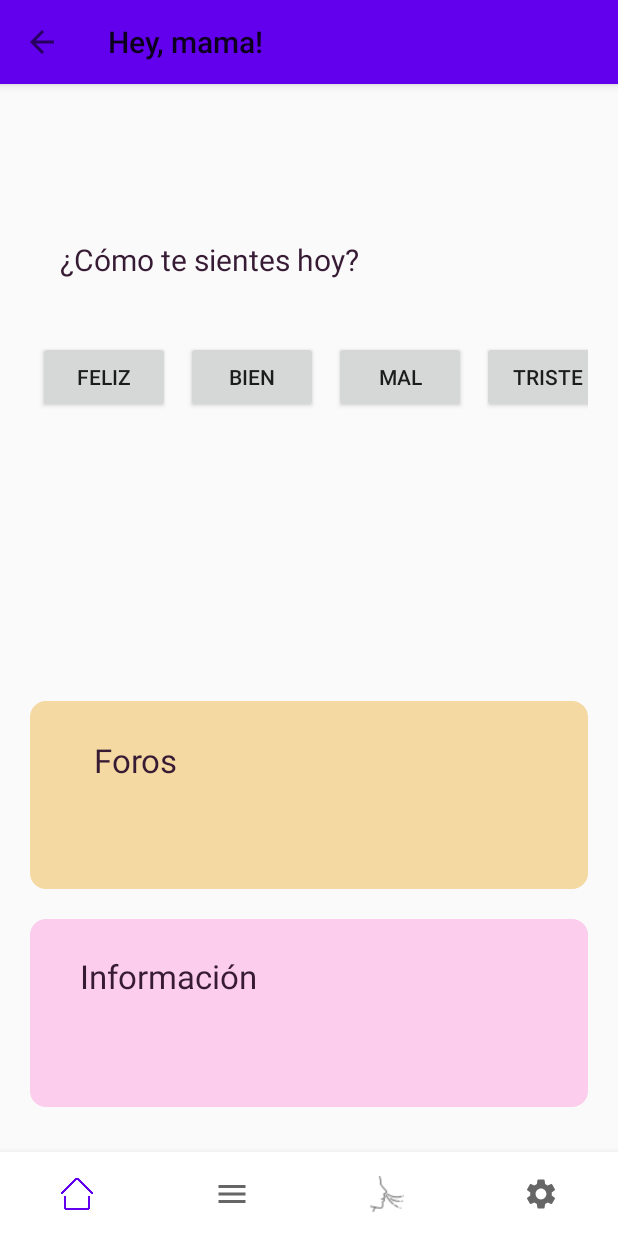
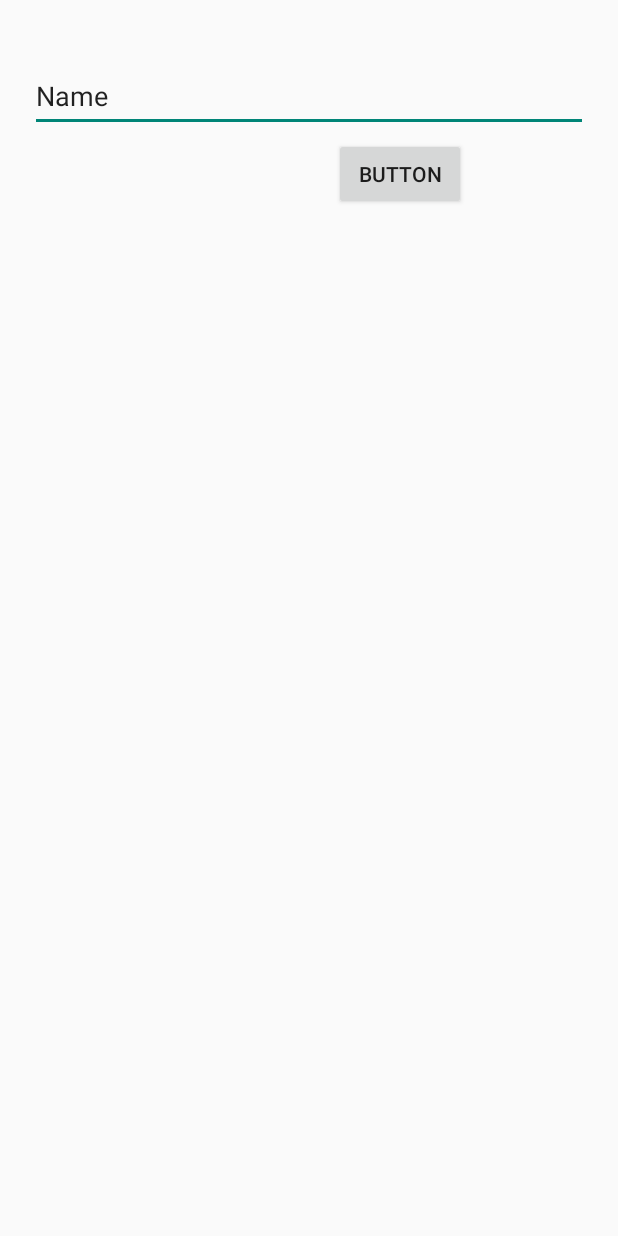
Before and after one commit to RaquelBayas/TFG_HeyMama, an Android app: the HomeActivity screen opened directly, with no data from a screen before it, in the side drawer, after a tap on "Mensajes", on a phone screen of 412 x 824 dp. Run offline under Robolectric (Android 15) with nearby library versions, the phone set to English and light mode, and no system bars; our stand-ins replace CircleImageView, Firebase (no records; nobody signed in at launch, a user with empty details on screens opened directly); pictures from the network do not load; Roboto replaces fonts that are not available here; 9 statements that could not run were skipped.

Commit message:
Los posts del timeline ya se añaden y muestran el nombre y username del usuario. Registro de "Usuarios" corregido. El navigation menu ya actualiza la foto de perfil del usuario.

```diff
--- a/app/src/main/AndroidManifest.xml
+++ b/app/src/main/AndroidManifest.xml
@@ -12,6 +12,9 @@
         android:supportsRtl="true"
         android:theme="@style/Theme.MyApp_1"
         android:usesCleartextTraffic="true">
+        <activity
+            android:name=".activities.TimelineActivity"
+            android:exported="true" />
         <activity
             android:name=".activities.LayoutArticleActivity"
             android:exported="true" />
--- a/app/src/main/java/com/example/heymama/activities/HomeActivity.kt
+++ b/app/src/main/java/com/example/heymama/activities/HomeActivity.kt
@@ -30,7 +30,7 @@ import com.google.firebase.storage.FirebaseStorage
 import com.google.firebase.storage.StorageReference
 import de.hdodenhof.circleimageview.CircleImageView
 
-class HomeActivity : AppCompatActivity(), NavigationView.OnNavigationItemSelectedListener, Utils{
+class HomeActivity : AppCompatActivity(), NavigationView.OnNavigationItemSelectedListener, Utils {
 
     // FirebaseAuth object
     private lateinit var auth: FirebaseAuth
@@ -53,7 +53,7 @@ class HomeActivity : AppCompatActivity(), NavigationView.OnNavigationItemSelecte
 
         val intent = intent
         val rol = intent.getStringExtra("Rol")
-        Toast.makeText(this,rol,Toast.LENGTH_SHORT).show()
+        //Toast.makeText(this,rol,Toast.LENGTH_SHORT).show()
 
 
         //Instancias para la base de datos y la autenticación
@@ -65,8 +65,6 @@ class HomeActivity : AppCompatActivity(), NavigationView.OnNavigationItemSelecte
 
         // Usuario
         val user: FirebaseUser? = auth.currentUser
-        // ID en la BBDD
-        val userDB: DatabaseReference = dataBaseReference.child(user!!.uid)
 
         firebaseStore = FirebaseStorage.getInstance("gs://heymama-8e2df.appspot.com")
         storageReference = FirebaseStorage.getInstance("gs://heymama-8e2df.appspot.com").reference
@@ -74,8 +72,6 @@ class HomeActivity : AppCompatActivity(), NavigationView.OnNavigationItemSelecte
         val toolbar: androidx.appcompat.widget.Toolbar = findViewById(R.id.toolbar_main)
         setSupportActionBar(toolbar)
 
-        drawer = findViewById(R.id.drawer_layout)
-        toggle = ActionBarDrawerToggle(this,drawer,toolbar,R.string.navigation_drawer_open,R.string.navigation_drawer_close)
 
         supportActionBar?.setDisplayHomeAsUpEnabled(true)
         supportActionBar?.setHomeButtonEnabled(true)
@@ -88,13 +84,27 @@ class HomeActivity : AppCompatActivity(), NavigationView.OnNavigationItemSelecte
             when(item.itemId) {
                 R.id.nav_bottom_item_respirar -> goToActivity(this,RespirarActivity::class.java)
                 R.id.nav_bottom_item_foros -> goToActivity(this,ForosActivity::class.java)
-
             }
         }
 
-        loadPicture(navigationView)
+        drawer = findViewById(R.id.drawer_layout)
+        var viewNav : View = navigationView.getHeaderView(0)
+        toggle = object : ActionBarDrawerToggle(this,drawer,toolbar,R.string.navigation_drawer_open,R.string.navigation_drawer_close){
 
-        user?.let {
+            override fun onDrawerStateChanged(newState: Int) {
+                var profileImage_nav = viewNav.findViewById<ImageView>(R.id.nav_header_icon)
+
+                storageReference = firebaseStore.getReference("/Usuarios/"+auth.currentUser?.uid+"/images/perfil")
+
+                GlideApp.with(applicationContext)
+                    .load(storageReference)
+                    .diskCacheStrategy(DiskCacheStrategy.NONE)
+                    .skipMemoryCache(true)
+                    .into(profileImage_nav)
+            }
+        }
+        drawer.addDrawerListener(toggle)
+        /*user?.let {
             for(profile in it.providerData) {
                 val providerId = profile.providerId
                 val uid = profile.uid
@@ -102,61 +112,41 @@ class HomeActivity : AppCompatActivity(), NavigationView.OnNavigationItemSelecte
                 //name = profile.displayName.toString()
 
             }
-        }
+        }*/
 
         // NOMBRE
         textView = findViewById(R.id.textView)
         firestore = FirebaseFirestore.getInstance()
-        firestore.collection("Usuarios").whereEqualTo("Email",user.email).addSnapshotListener { value, error ->
+        firestore.collection("Usuarios").whereEqualTo("Email",
+            user!!.email).addSnapshotListener { value, error ->
             textView.text = "Bienvenida " + value!!.documents.get(0).get("Name").toString()
         }
 
 
-        var txt_foros : TextView = findViewById(R.id.txt_foros)
+        val txt_foros : TextView = findViewById(R.id.txt_foros)
         txt_foros.setOnClickListener{
             onClick(R.id.txt_foros)
         }
 
-        var txt_informacion : TextView = findViewById(R.id.txt_informacion)
+        val txt_informacion : TextView = findViewById(R.id.txt_informacion)
         txt_informacion.setOnClickListener{
             onClick(R.id.txt_informacion)
         }
 
-        drawer.addDrawerListener(toggle)
 
 
     }
-
-
-    fun loadPicture(navigationView: NavigationView) {
-        // Comprueba si existe imagen de perfil en la bbdd
-        var viewNav : View = navigationView.getHeaderView(0)
-        var profileImage_nav = viewNav.findViewById<ImageView>(R.id.nav_header_icon)
-
-        storageReference = firebaseStore.getReference("/Usuarios/"+auth.currentUser?.uid+"/images/perfil")
-
-
-        GlideApp.with(applicationContext)
-            .load(storageReference)
-            .diskCacheStrategy(DiskCacheStrategy.NONE)
-            .skipMemoryCache(true)
-            .into(profileImage_nav)
-
-        Toast.makeText(this, "Picture updated", Toast.LENGTH_SHORT).show()
-
-    }
-
 
     override fun onNavigationItemSelected(item: MenuItem) : Boolean {
         when (item.itemId) {
             R.id.nav_item_perfil  -> {
                 val intent = Intent(this, PerfilActivity::class.java)
                 startActivity(intent)
-            }// Toast.makeText(this, "Item 1", Toast.LENGTH_SHORT).show()
+            }
             R.id.nav_item_respirar -> onClick(R.id.nav_item_respirar)
             R.id.nav_bottom_item_respirar -> onClick(R.id.nav_bottom_item_respirar)
             R.id.nav_item_consultas -> goToActivity(this,ContactoActivity::class.java)
-
+            R.id.nav_item_messages -> goToActivity(this,TimelineActivity::class.java)
         }
         drawer.closeDrawer(GravityCompat.START)
         return true
@@ -189,14 +179,10 @@ class HomeActivity : AppCompatActivity(), NavigationView.OnNavigationItemSelecte
                 val intent = Intent(this, InfoActivity::class.java)
                 intent.putExtra("Rol","Usuario")
                 startActivity(intent)
-                //goToActivity(this, InfoActivity::class.java)
             }
         }
     }
 
 
+
 }
-/*
-private fun View.setOnClickListener(btnIconProfile: Int) {
-
-}*/
--- a/app/src/main/java/com/example/heymama/activities/Login.kt
+++ b/app/src/main/java/com/example/heymama/activities/Login.kt
@@ -59,7 +59,7 @@ class Login : AppCompatActivity() {
                             override fun onCancelled(p1: DatabaseError) {
                             }
                             override fun onDataChange(p1: DataSnapshot) {
-                                var data = p1.child("Email").value
+                                val data = p1.child("Email").value
                                 UserInfo.listaMails.add(data.toString())
                             }
                         })
@@ -111,6 +111,7 @@ class Login : AppCompatActivity() {
                             val intent = Intent(applicationContext, HomeActivityProf::class.java)
                             intent.putExtra("Rol","Profesional")
                             startActivity(intent)
+
                             Log.d("TAG Profesional: ", rol)
                         } else {
                             val intent = Intent(applicationContext, HomeActivity::class.java)
--- /dev/null
+++ b/app/src/main/java/com/example/heymama/activities/TimelineActivity.kt
@@ -0,0 +1,164 @@
+package com.example.heymama.activities
+
+import androidx.appcompat.app.AppCompatActivity
+import android.os.Bundle
+import android.util.Log
+import android.widget.Button
+import android.widget.EditText
+import android.widget.Toast
+import androidx.recyclerview.widget.LinearLayoutManager
+import androidx.recyclerview.widget.RecyclerView
+import com.example.heymama.R
+import com.example.heymama.adapters.PostTimelineAdapter
+import com.example.heymama.interfaces.ItemRecyclerViewListener
+import com.example.heymama.models.PostTimeline
+import com.example.heymama.models.User
+import com.google.firebase.auth.FirebaseAuth
+import com.google.firebase.auth.FirebaseUser
+import com.google.firebase.database.*
+import com.google.firebase.firestore.DocumentChange
+import com.google.firebase.firestore.DocumentSnapshot
+import com.google.firebase.firestore.FirebaseFirestore
+import com.google.firebase.storage.FirebaseStorage
+import com.google.firebase.storage.StorageReference
+import java.util.*
+import kotlin.collections.ArrayList
+
+class TimelineActivity : AppCompatActivity(), ItemRecyclerViewListener {
+
+    // FirebaseAuth object
+    private lateinit var auth: FirebaseAuth
+    private lateinit var dataBase: FirebaseDatabase
+    private lateinit var dataBaseReference: DatabaseReference
+    lateinit var firebaseStore: FirebaseStorage
+    lateinit var firestore: FirebaseFirestore
+    lateinit var storageReference: StorageReference
+
+    private lateinit var recyclerViewTimeline: RecyclerView
+    private lateinit var postsTLArraylist: ArrayList<PostTimeline>
+    private lateinit var adapterPostsTL: PostTimelineAdapter
+
+    private lateinit var edt_post_tl: String
+
+    override fun onCreate(savedInstanceState: Bundle?) {
+        super.onCreate(savedInstanceState)
+        setContentView(R.layout.activity_timeline)
+
+
+        //Instancias para la base de datos y la autenticación
+        dataBase = FirebaseDatabase.getInstance("https://heymama-8e2df-default-rtdb.firebaseio.com/")
+        auth = FirebaseAuth.getInstance()
+
+        //Dentro de la base de datos habrá un nodo "Usuarios" donde se guardan los usuarios de la aplicación
+        dataBaseReference = dataBase.getReference("Usuarios")
+
+        // Usuario
+        val user: FirebaseUser? = auth.currentUser
+
+        firebaseStore = FirebaseStorage.getInstance("gs://heymama-8e2df.appspot.com")
+        storageReference = firebaseStore.reference
+        firestore = FirebaseFirestore.getInstance()
+
+        recyclerViewTimeline = findViewById(R.id.recyclerView_posts)
+        recyclerViewTimeline.layoutManager = LinearLayoutManager(this)
+        recyclerViewTimeline.setHasFixedSize(true)
+
+        postsTLArraylist = arrayListOf()
+
+
+        val button9: Button = findViewById(R.id.btn_add_post_tl)
+
+        button9.setOnClickListener {
+
+            if(!findViewById<EditText>(R.id.edt_post_tl).text.isEmpty()) {
+                edt_post_tl = findViewById<EditText>(R.id.edt_post_tl).text.toString()
+            }
+            getUserData(edt_post_tl,dataBaseReference,user!!.uid,)
+            Toast.makeText(this, "Post add", Toast.LENGTH_SHORT).show()
+        }
+        getCommentsTL()
+
+    }
+
+    private fun getUserData(edt_comment:String,databaseReference: DatabaseReference,uid: String) {
+        // REALTIME DATABASE
+        databaseReference.child(uid).get().addOnSuccessListener {
+            if (it.exists()) {
+                val name = it.child("name").value.toString()
+                val username = it.child("user").value.toString()
+                val bio = it.child("bio").value.toString()
+                val rol = "Usuario"
+                val email = it.child("Email").value.toString()
+                val profilePhoto = null
+                val userdata : User? = User(
+                    uid, name, username, email, rol, bio,
+                    profilePhoto
+                )
+               add_comment_tl(edt_comment, userdata!!,uid)
+
+            }
+        }
+        /* FIRESTORE
+        val userData= firestore.collection("Usuarios").document(user.uid).get().addOnSuccessListener { document ->
+
+            if (document.exists()) {
+                val name = document.data!!.get("name").toString()
+                val username = document.data!!.get("username").toString()
+                val id = document.data!!.get("id").toString()
+                val bio = document.data!!.get("bio").toString()
+                val profilePhoto = document.data!!.get("profilePhoto").toString()
+                val userdata = User(id,name,username,bio,
+                    profilePhoto
+                )
+                userdata
+                this.adapterPostsTL.onCreateViewHolder()
+            }
+
+        }*/
+        /*val name = userDataRef.get().result.data!!["name"].toString()
+        val username = userDataRef.get().result.data!!.get("username").toString()
+        val id = userDataRef.get().result.data!!.get("id").toString()
+        val bio = userDataRef.get().result.data!!.get("bio").toString()
+        val profilePhoto = userDataRef.get().result.data!!.get("profilePhoto").toString()
+        val userdata = User(id,name,username,bio,
+            profilePhoto
+        )*/
+    }
+
+    fun add_comment_tl(edt_comment:String, userdata: User, uid:String) {
+        val comment = PostTimeline(uid,userdata,Date().toString(),edt_comment,0,0,0)
+        addCommentTLFB(comment)
+    }
+
+    // Añade comentarios en Firebase
+    fun addCommentTLFB(comment: PostTimeline) {
+        firestore.collection("Timeline").document().set(comment)
+    }
+
+    // Obtiene los comentarios de Firebase
+    fun getCommentsTL() {
+
+        firestore.collection("Timeline")
+            .addSnapshotListener { snapshots, e ->
+                if (e!= null) {
+
+                    return@addSnapshotListener
+                }
+                for (dc in snapshots!!.documentChanges) {
+                    when (dc.type) {
+                        DocumentChange.Type.ADDED ->
+                        {
+                            postsTLArraylist.add(dc.document.toObject(PostTimeline::class.java))
+                        }
+                        DocumentChange.Type.MODIFIED -> postsTLArraylist.add(dc.document.toObject(PostTimeline::class.java))
+                        DocumentChange.Type.REMOVED -> postsTLArraylist.remove(dc.document.toObject(
+                            PostTimeline::class.java))
+                    }
+
+                }
+                adapterPostsTL = PostTimelineAdapter(this,postsTLArraylist,this)
+
+                recyclerViewTimeline.adapter = adapterPostsTL
+            }
+    }
+}
--- a/app/src/main/res/drawable/rectangle_purple.xml
+++ b/app/src/main/res/drawable/rectangle_purple.xml
@@ -4,7 +4,7 @@
         <shape android:shape="rectangle">
             <stroke android:width="1dp" android:color="@color/rectangle_purple"/>
             <solid android:color="@color/rectangle_purple"/>
-            <size android:width="250dp" android:height="90dp"/>
+            <size android:height="90dp"/>
             <corners
                 android:bottomLeftRadius="10dp"
                 android:bottomRightRadius="10dp"
--- a/app/src/main/res/layout/activity_contacto.xml
+++ b/app/src/main/res/layout/activity_contacto.xml
@@ -41,16 +41,14 @@
         android:id="@+id/txt_consulta"
         android:layout_width="wrap_content"
         android:layout_height="wrap_content"
-        android:layout_marginStart="50dp"
         android:layout_marginTop="30dp"
-        android:layout_marginEnd="279dp"
         android:fontFamily="@font/alegreya"
         android:text="@string/consulta"
         android:textColor="@color/fonts"
         android:textSize="24sp"
         android:textStyle="bold"
         app:layout_constraintEnd_toEndOf="parent"
-        app:layout_constraintHorizontal_bias="1.0"
+        app:layout_constraintHorizontal_bias="0.1"
         app:layout_constraintStart_toStartOf="parent"
         app:layout_constraintTop_toTopOf="parent" />
 
@@ -70,7 +68,7 @@
 
     <LinearLayout
         android:id="@+id/linearLayout"
-        android:layout_width="411dp"
+        android:layout_width="match_parent"
         android:layout_height="264dp"
         android:layout_marginTop="15dp"
         android:orientation="vertical"
--- a/app/src/main/res/layout/activity_home.xml
+++ b/app/src/main/res/layout/activity_home.xml
@@ -161,7 +161,7 @@
             app:layout_constraintHorizontal_bias="0.134"
             app:layout_constraintStart_toStartOf="@+id/imageView8"
             app:layout_constraintTop_toTopOf="@+id/imageView8"
-            app:layout_constraintVertical_bias="0.255" />
+            app:layout_constraintVertical_bias="0.24000001" />
 
         <com.google.android.material.bottomnavigation.BottomNavigationView
             android:id="@+id/bottomNavigationView"
--- a/app/src/main/res/layout/activity_tema_foro.xml
+++ b/app/src/main/res/layout/activity_tema_foro.xml
@@ -73,7 +73,6 @@
         android:layout_height="450dp"
         android:layout_marginBottom="10dp"
         android:visibility="visible"
-        app:layout_constraintBottom_toTopOf="@+id/bottom_bar_home"
         app:layout_constraintEnd_toEndOf="parent"
         app:layout_constraintHorizontal_bias="0.2"
         app:layout_constraintStart_toStartOf="parent"
--- /dev/null
+++ b/app/src/main/res/layout/activity_timeline.xml
@@ -0,0 +1,55 @@
+<?xml version="1.0" encoding="utf-8"?>
+<androidx.constraintlayout.widget.ConstraintLayout xmlns:android="http://schemas.android.com/apk/res/android"
+    xmlns:app="http://schemas.android.com/apk/res-auto"
+    xmlns:tools="http://schemas.android.com/tools"
+    android:layout_width="match_parent"
+    android:layout_height="match_parent"
+    tools:context=".activities.TimelineActivity">
+
+    <LinearLayout
+        android:layout_width="match_parent"
+        android:layout_height="match_parent"
+        android:orientation="vertical"
+        tools:layout_editor_absoluteY="162dp">
+
+        <androidx.constraintlayout.widget.ConstraintLayout
+            android:layout_width="match_parent"
+            android:layout_height="wrap_content">
+
+            <EditText
+                android:id="@+id/edt_post_tl"
+                android:layout_width="match_parent"
+                android:layout_height="wrap_content"
+                android:layout_marginStart="20dp"
+                android:layout_marginTop="40dp"
+                android:layout_marginEnd="20dp"
+                android:ems="10"
+                android:inputType="textPersonName"
+                android:minHeight="48dp"
+                android:text="Name"
+                app:layout_constraintEnd_toEndOf="parent"
+                app:layout_constraintStart_toStartOf="parent"
+                app:layout_constraintTop_toTopOf="parent" />
+
+            <Button
+                android:id="@+id/btn_add_post_tl"
+                android:layout_width="wrap_content"
+                android:layout_height="wrap_content"
+                android:layout_marginTop="4dp"
+                android:layout_marginEnd="101dp"
+                android:text="Button"
+                app:layout_constraintEnd_toEndOf="parent"
+                app:layout_constraintTop_toBottomOf="@+id/edt_post_tl" />
+        </androidx.constraintlayout.widget.ConstraintLayout>
+
+        <androidx.recyclerview.widget.RecyclerView
+            android:id="@+id/recyclerView_posts"
+            android:layout_width="394dp"
+            android:layout_height="wrap_content"
+            android:layout_marginTop="80dp">
+
+        </androidx.recyclerview.widget.RecyclerView>
+
+    </LinearLayout>
+
+</androidx.constraintlayout.widget.ConstraintLayout>
--- a/app/src/main/res/values/strings.xml
+++ b/app/src/main/res/values/strings.xml
@@ -12,6 +12,7 @@
     <string name="action_sign_in">Sign in or register</string>
     <string name="action_sign_in_short">Sign in</string>
 
+    <string name="ContraseñaInsegura">Contraseña insegura</string>
     <string name="invalid_username">Not a valid username</string>
     <string name="invalid_password">Password must be >5 characters</string>
     <string name="login_failed">"Login failed"</string>
```
Also changed, not shown: app/src/main/java/com/example/heymama/activities/RegisterActivity.kt (+23 -7 lines), app/src/main/java/com/example/heymama/adapters/PostTimelineAdapter.kt (added, +69 -0 lines), app/src/main/java/com/example/heymama/interfaces/DrawerListener.kt (added, +22 -0 lines), app/src/main/java/com/example/heymama/models/PostTimeline.kt (added, +11 -0 lines), app/src/main/java/com/example/heymama/models/User.kt (added, +11 -0 lines), app/src/main/res/drawable/posts_timeline.xml (added, +10 -0 lines), app/src/main/res/layout/activity_foros.xml (+12 -5 lines), app/src/main/res/layout/add_post.xml (added, +93 -0 lines).
